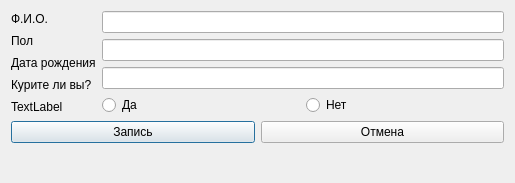
Qt form dlg2.ui (Kwic05/survey_wip) before a commit.
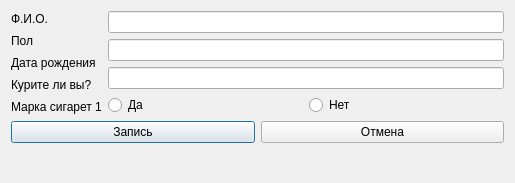
The same form after that commit.

The edit to the form file:
```diff
--- a/dlg2.ui
+++ b/dlg2.ui
@@ -47,7 +47,7 @@
      <item>
       <widget class="QLabel" name="label_5">
        <property name="text">
-        <string>TextLabel</string>
+        <string>Марка сигарет 1</string>
        </property>
       </widget>
      </item>
```
